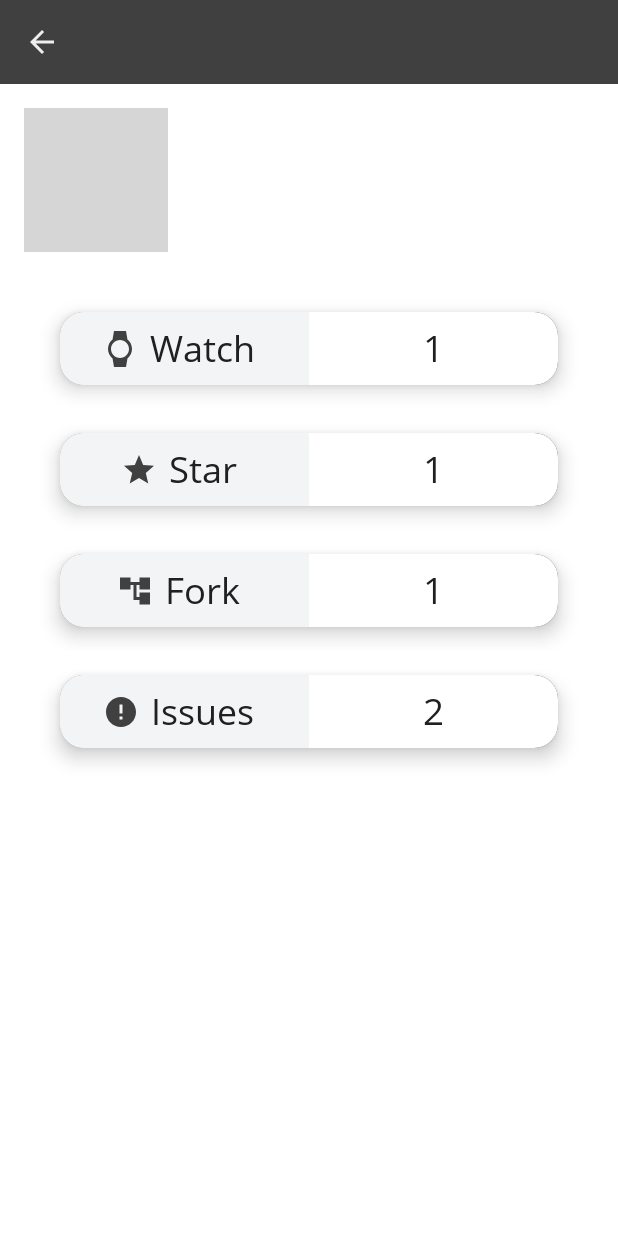
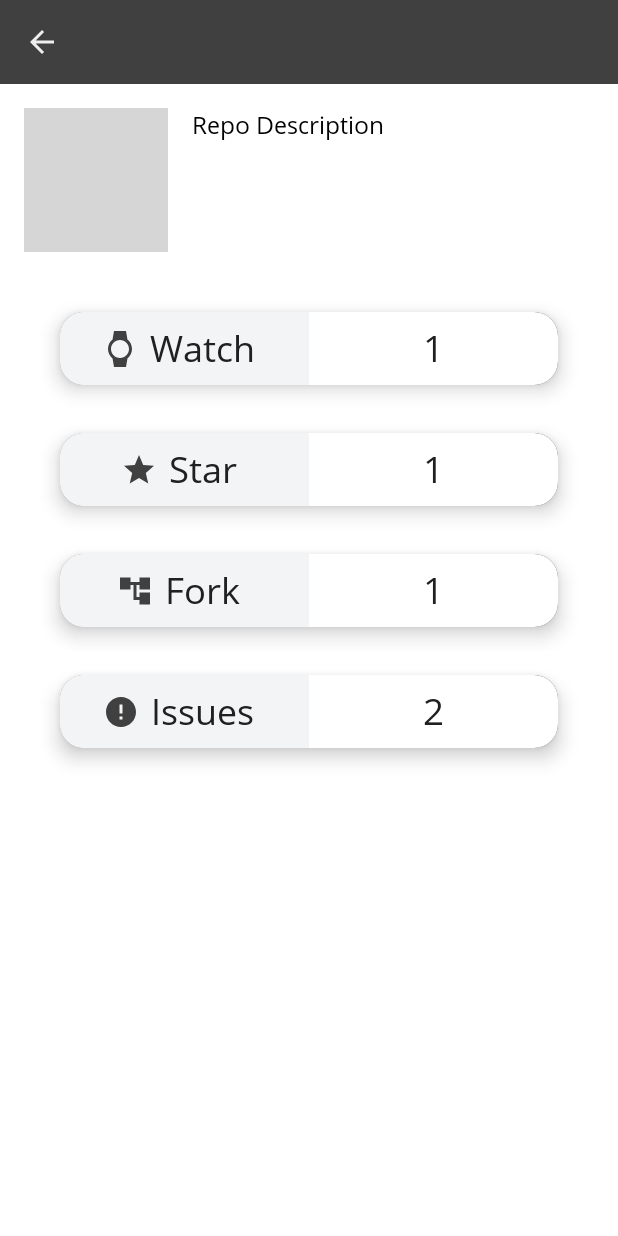
Before and after one commit to burakkarabekir/IngCase, an Android app built with Jetpack Compose: the composable RepoDetailScreen shown on its own in the app's theme, on a phone screen of 412 x 824 dp. Run offline under Robolectric (Android 15) with nearby library versions, the phone set to English and light mode, and no system bars; our stand-ins replace Dagger/Hilt's generated code, Timber; pictures from the network do not load; 6 statements that could not run were skipped; grey boxes are pictures that could not be loaded.

```diff
--- a/app/src/main/java/com/burakks/ingcase/data/cache/model/RepoEntity.kt
+++ b/app/src/main/java/com/burakks/ingcase/data/cache/model/RepoEntity.kt
@@ -30,4 +30,7 @@ data class RepoEntity(
 
     @ColumnInfo(name = "forks_count")
     val forksCount: Int,
+
+    @ColumnInfo(name = "description")
+    val description: String,
 )
--- a/app/src/main/java/com/burakks/ingcase/data/remote/model/RepoDto.kt
+++ b/app/src/main/java/com/burakks/ingcase/data/remote/model/RepoDto.kt
@@ -37,5 +37,8 @@ data class RepoDto(
     @SerializedName("forks_count")
     val forksCount: Int,
 
-    val isLiked: Boolean = false
+    val isLiked: Boolean = false,
+
+    @SerializedName("description")
+    val description: String,
 )
--- a/app/src/main/java/com/burakks/ingcase/domain/model/Repo.kt
+++ b/app/src/main/java/com/burakks/ingcase/domain/model/Repo.kt
@@ -12,5 +12,6 @@ data class Repo(
     val openIssueCount: Int,
     val stargazersCount: Int,
     val forksCount: Int,
-    val watchersCount: Int
+    val watchersCount: Int,
+    val description: String? = null
 ) : Parcelable
--- a/app/src/main/java/com/burakks/ingcase/presentation/components/MainTopAppBar.kt
+++ b/app/src/main/java/com/burakks/ingcase/presentation/components/MainTopAppBar.kt
@@ -6,7 +6,6 @@ import androidx.compose.material.IconButton
 import androidx.compose.material.MaterialTheme
 import androidx.compose.material.TopAppBar
 import androidx.compose.material.icons.Icons
-import androidx.compose.material.icons.filled.Add
 import androidx.compose.material.icons.filled.ArrowBack
 import androidx.compose.runtime.Composable
 import androidx.compose.ui.Modifier
@@ -26,7 +25,7 @@ fun MainTopAppBar(
     TopAppBar(
         title = title,
         modifier = modifier,
-        navigationIcon = if(showBackArrow) {
+        navigationIcon = if (showBackArrow) {
             {
                 IconButton(onClick = {
                     navController.navigateUp()
--- a/app/src/main/java/com/burakks/ingcase/presentation/repo_detail/RepoDetailScreen.kt
+++ b/app/src/main/java/com/burakks/ingcase/presentation/repo_detail/RepoDetailScreen.kt
@@ -21,6 +21,7 @@ import androidx.compose.ui.layout.ContentScale
 import androidx.compose.ui.res.stringResource
 import androidx.compose.ui.text.font.FontWeight
 import androidx.compose.ui.text.style.TextAlign
+import androidx.compose.ui.text.style.TextOverflow
 import androidx.compose.ui.unit.dp
 import androidx.compose.ui.unit.sp
 import androidx.hilt.navigation.compose.hiltViewModel
@@ -34,6 +35,7 @@ import com.burakks.ingcase.domain.util.DataState
 import com.burakks.ingcase.presentation.components.MainTopAppBar
 import com.burakks.ingcase.presentation.components.OwnerStatus
 import com.burakks.ingcase.ui.theme.*
+import com.burakks.ingcase.util.Constants.MAX_POST_DESCRIPTION_LINES
 import timber.log.Timber.d
 
 const val OWNER_IMAGE_SIZE = 96
@@ -60,10 +62,14 @@ fun RepoDetailScreen(
             modifier = Modifier.fillMaxWidth(),
             title = {
                 Text(
-                    text = repo.name ?: "Repo Detail Page",
+                    text = repo.name,
                     fontWeight = FontWeight.Bold,
-                    color = MaterialTheme.colors.onBackground
-                )
+                    color = MaterialTheme.colors.onBackground,
+                    maxLines = MAX_POST_DESCRIPTION_LINES,
+                    overflow = TextOverflow.Ellipsis,
+                        modifier = Modifier
+                            .padding(end = SpaceMedium)
+                    )
             },
             showBackArrow = true
         )
@@ -75,7 +81,7 @@ fun RepoDetailScreen(
         ) {
             Row(
                 horizontalArrangement = Arrangement.SpaceBetween,
-                verticalAlignment = Alignment.CenterVertically
+                verticalAlignment = Alignment.Top
             ) {
                 if (repo.id != null) {
                     Image(
@@ -95,9 +101,10 @@ fun RepoDetailScreen(
                 }
 
                 Text(
-                    text = repo.name ?: "Repo Detail Page",
+                    text = repo.description ?: stringResource(R.string.description),
                     modifier = Modifier
-                        .padding(SpaceMedium)
+                        .padding(
+                            horizontal = SpaceMedium)
                     )
             }
             Spacer(modifier = Modifier.height(SpaceMedium))
--- a/app/src/main/res/values/strings.xml
+++ b/app/src/main/res/values/strings.xml
@@ -16,4 +16,5 @@
     <string name="status">Status</string>
     <string name="no_internet_connection">No network connection</string>
     <string name="nothing_here">There\'s nothing here. Please try again.</string>
+    <string name="description">Repo Description</string>
 </resources>
```
Also changed, not shown: app/src/main/java/com/burakks/ingcase/data/cache/model/RepoEntityMapper.kt (+6 -3 lines), app/src/main/java/com/burakks/ingcase/data/remote/model/RepoDtoMapper.kt (+15 -13 lines).
